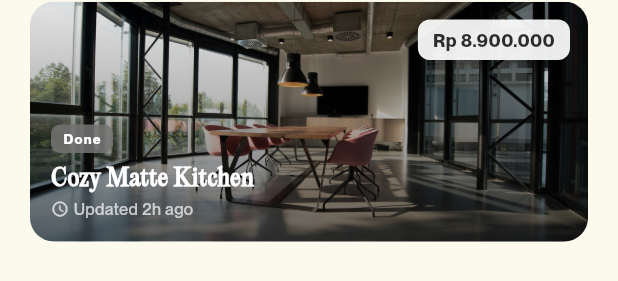
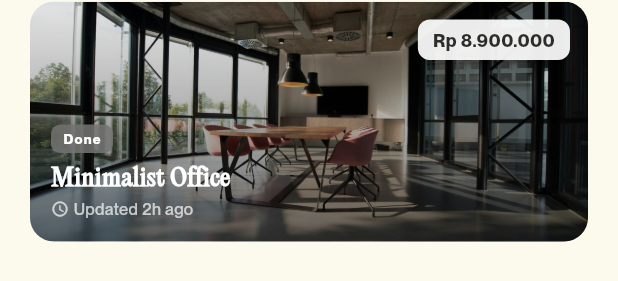
Before and after one commit to AmbatronZ/Renovasim-Flutter, a Flutter app: the _PortfolioSection widget shown alone on an empty page, opened directly, on a phone screen of 412 x 824 dp. Shown: the part 681-962 px from the top of the screen. Run offline on Flutter 3.47's test engine with Material 3 defaults, Android fonts, the phone set to English and light mode, and no system bars; our stand-ins replace flutter_svg.

Commit message:
perbaikan bug 1.2

```diff
--- a/lib/screens/home_screen.dart
+++ b/lib/screens/home_screen.dart
@@ -284,16 +284,16 @@ class _PortfolioSection extends StatelessWidget {
       isInProgress: true,
     ),
     _ProjectData(
-      title: 'Minimalist Office',
+      title: 'Cozy Haze Kitchen',
       location: null,
       budget: 'Rp 4.250.000',
       status: 'DRAFTING',
-      imagePath: 'assets/images/background6.png',
+      imagePath: 'assets/images/background4.png',
       isInProgress: false,
       draftInfo: '12 item',
     ),
     _ProjectData(
-      title: 'Cozy Matte Kitchen',
+      title: 'Minimalist Office',
       location: null,
       budget: 'Rp 8.900.000',
       status: 'Done',
```
Also changed, not shown: 2 other files.
